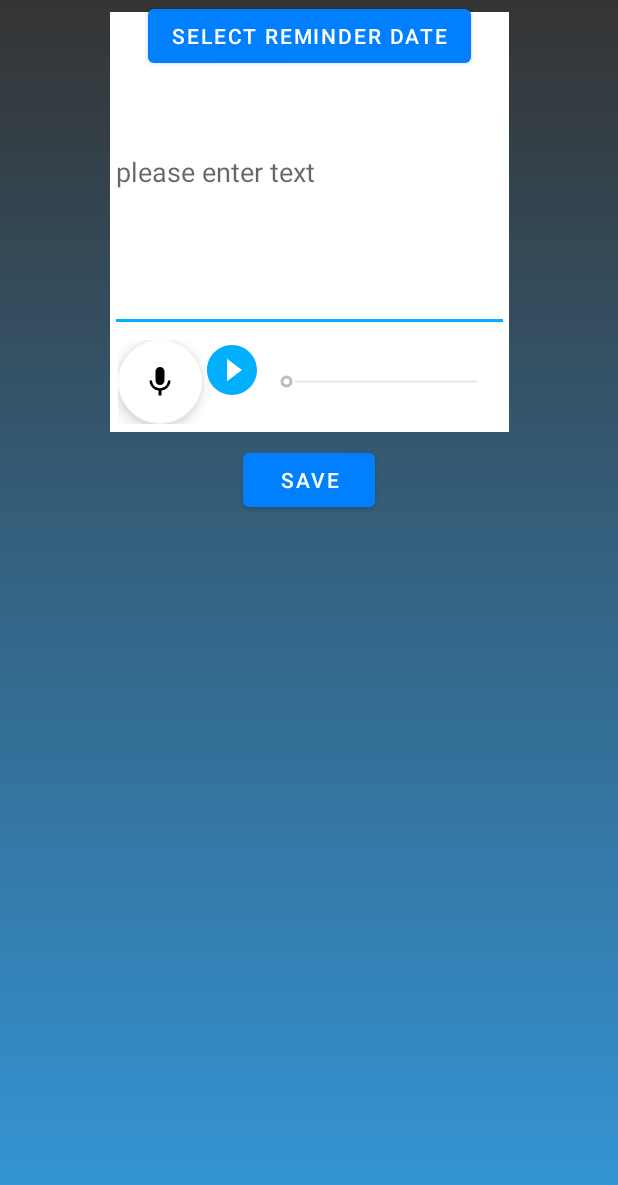
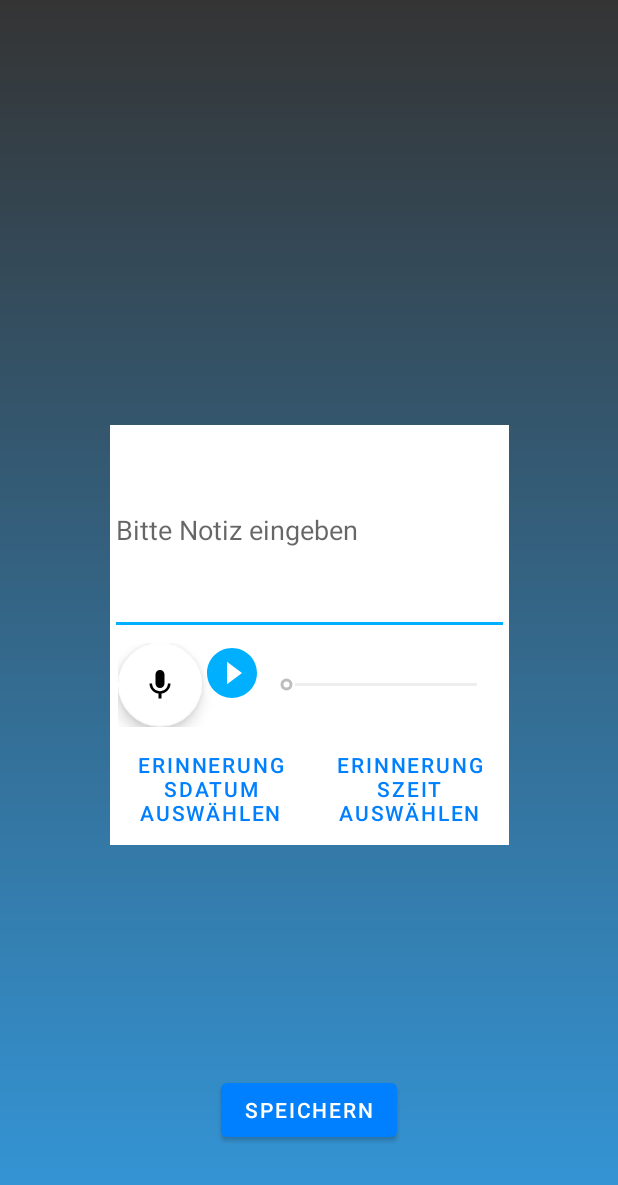
Before and after one commit to SengGruppe/QuickNotes, an Android app: the layout activity_pop.xml on its own in the app's theme, with its tools: preview values and no code run, on a phone screen of 412 x 824 dp. Shown: the top 1185 px of the screen. Run offline under Robolectric (Android 15) with nearby library versions, the phone set to English and light mode, and no system bars.

Commit message:
Added Support for Time Pick. Translated Strings in  String.xml to German for consistent UI. TODO: Send Note info to Notification.

```diff
--- a/app/src/main/java/io/github/senggruppe/quicknotes/fragments/DatePickerFragment.java
+++ b/app/src/main/java/io/github/senggruppe/quicknotes/fragments/DatePickerFragment.java
@@ -34,7 +34,7 @@ public class DatePickerFragment extends DialogFragment
             PopActivity popActivity = (PopActivity)activity;
             Calendar c = Calendar.getInstance();
             c.set(year,month,day);
-            popActivity.updateCalendar(c);
+            popActivity.updateDate(c);
         }
     }
 }
--- a/app/src/main/res/layout/activity_pop.xml
+++ b/app/src/main/res/layout/activity_pop.xml
@@ -58,8 +58,10 @@
                 android:layout_height="match_parent"
                 android:layout_weight="1" />
         </LinearLayout>
-    </LinearLayout>
-
+        <LinearLayout
+            android:layout_width="match_parent"
+            android:layout_height="wrap_content"
+            android:weightSum="2">
             <Button
                 android:id="@+id/datePickButton"
                 android:layout_width="wrap_content"
@@ -67,11 +69,29 @@
                 android:layout_marginBottom="2dp"
                 android:layout_marginEnd="8dp"
                 android:layout_marginStart="8dp"
+                android:layout_weight="1"
                 android:text="@string/datePickButtonText"
-        app:layout_constraintBottom_toTopOf="@+id/saveButton"
+                style="?android:attr/buttonBarButtonStyle"
                 app:layout_constraintEnd_toEndOf="parent"
                 app:layout_constraintStart_toStartOf="parent"
-        app:layout_constraintTop_toBottomOf="@+id/noteText" />
+                />
+            <Button
+                android:id="@+id/timePickButton"
+                android:layout_width="wrap_content"
+                android:layout_height="wrap_content"
+                android:layout_marginBottom="2dp"
+                android:layout_marginEnd="8dp"
+                android:layout_marginStart="8dp"
+                android:layout_weight="1"
+                android:text="@string/timePickButtonText"
+                style="?android:attr/buttonBarButtonStyle"
+                app:layout_constraintEnd_toEndOf="parent"
+                app:layout_constraintStart_toStartOf="parent" />
+
+        </LinearLayout>
+
+    </LinearLayout>
+
 
     <Button
         android:id="@+id/saveButton"
@@ -81,7 +101,6 @@
         android:layout_marginEnd="8dp"
         android:layout_marginStart="8dp"
         android:text="@string/save_button"
-        app:layout_constraintTop_toBottomOf="@+id/datePickButton"
         app:layout_constraintBottom_toBottomOf="parent"
         app:layout_constraintEnd_toEndOf="parent"
         app:layout_constraintStart_toStartOf="parent" />
--- a/app/src/main/res/values/strings.xml
+++ b/app/src/main/res/values/strings.xml
@@ -3,8 +3,9 @@
     <string name="note_item_creationdate">Vor %s</string>
     <string name="time_below_30s">ein paar Sekunden</string>
     <string name="NotificationReminderTitle">Erinnerung</string>
-    <string name="save_button">save</string>
-    <string name="hint">please enter text</string>
+    <string name="save_button">Speichern</string>
+    <string name="hint">Bitte Notiz eingeben</string>
     <string name="cd_note_item_expand_button">Notiz auf- oder zuklappen</string>
-    <string name="datePickButtonText">Select Reminder Date</string>
+    <string name="datePickButtonText">Erinnerungsdatum auswählen</string>
+    <string name="timePickButtonText">Erinnerungszeit auswählen</string>
 </resources>
```
Also changed, not shown: app/src/main/java/io/github/senggruppe/quicknotes/activities/PopActivity.java (+21 -6 lines), app/src/main/java/io/github/senggruppe/quicknotes/fragments/TimePickerFragment.java (added, +41 -0 lines). Lines whose indentation alone changed are shown as unchanged.
